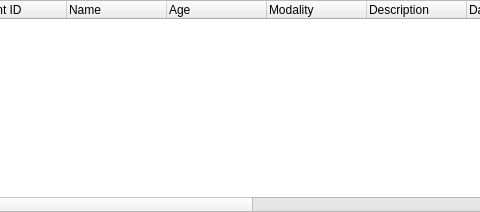
Qt form starviewer/src/interface/qstudytreewidgetbase.ui (starviewer-medical/starviewer) before a commit; both pictures show x 134 to 614 and y 0 to 212 of the 737 by 212 pixel window.
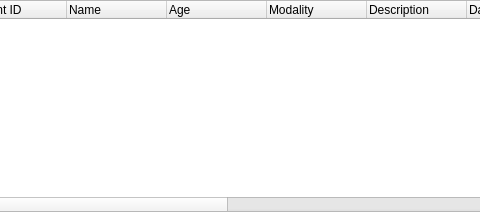
The same form after that commit.

Commit message: BUG: Quan es consultaven les series d'un estudi, la primera vegada apareixia el protocol utilitzat, pero la segona vegada que es consultava, el protocol no aparexia. S'ha solucionat aquest bug

The edit to the form file:
```diff
--- a/starviewer/src/interface/qstudytreewidgetbase.ui
+++ b/starviewer/src/interface/qstudytreewidgetbase.ui
@@ -120,6 +120,11 @@
        <string>Img Num</string>
       </property>
      </column>
+     <column>
+      <property name="text" >
+       <string>New Column</string>
+      </property>
+     </column>
     </widget>
    </item>
   </layout>
```
The commit also changes 1 other file.
